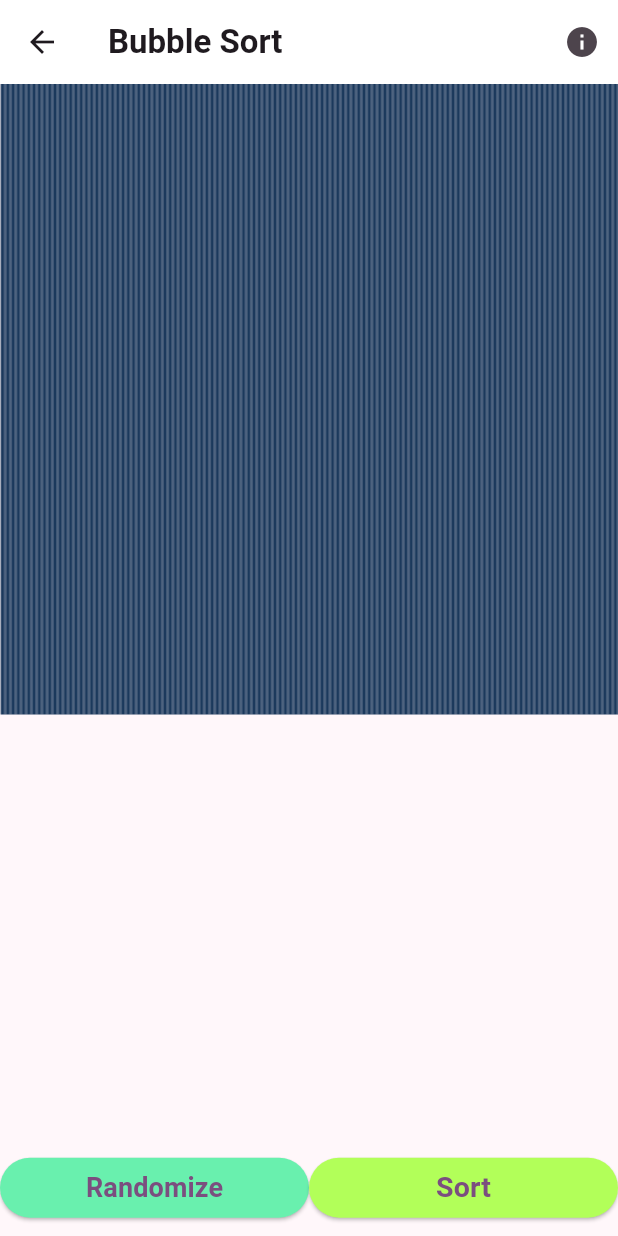
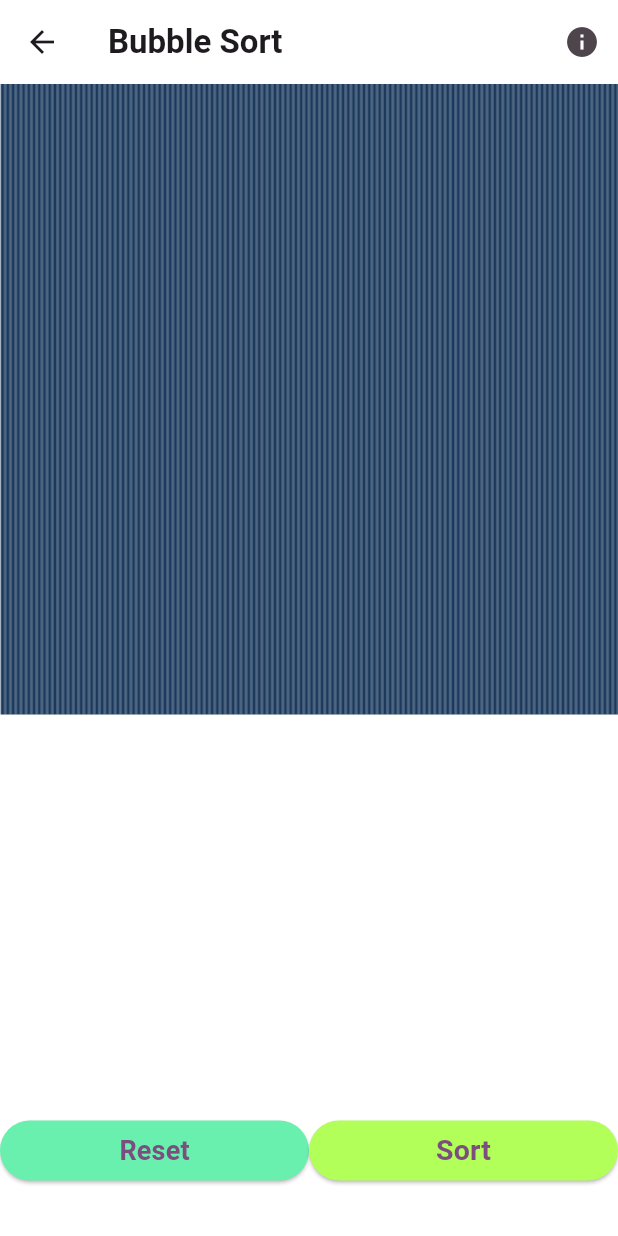
Before and after one commit to gitsak12/searchsort, a Flutter app: the screen it shows after launch, after a tap on "Bubble Sort", on a phone screen of 412 x 824 dp. Run offline on Flutter 3.47's test engine with Material 3 defaults, Android fonts, the phone set to English and light mode, and no system bars; our stand-ins replace flutter_markdown, flutter_riverpod, riverpod_annotation; generated files the repository leaves out were written again.

Commit message:
change background colour

```diff
--- a/lib/commons/sorting_markdown.dart
+++ b/lib/commons/sorting_markdown.dart
@@ -69,7 +69,7 @@ Insertion Sort is a simple and intuitive comparison-based sorting algorithm. It
 
 - **Worst-case time complexity:** \(O(n^2)\)
   - Occurs when the array is in reverse order.
-- **Average-case time complexity:** \(O(n^2^)\)
+- **Average-case time complexity:** \(O(n^2)\)
   - Occurs when elements are in jumbled order, and half of the elements are unsorted.
 - **Best-case time complexity:** \(O(n)\)
   - Occurs when the array is already sorted.
--- a/lib/main.dart
+++ b/lib/main.dart
@@ -6,7 +6,11 @@ import 'package:searchsort/pages/bubble_sort.dart';
 import 'package:searchsort/provider/sort_providers.dart';
 
 void main() {
-  runApp(ProviderScope(child: MyApp()));
+  runApp(
+    ProviderScope(
+      child: MyApp(),
+    ),
+  );
 }
 
 class MyApp extends StatelessWidget {
@@ -41,6 +45,7 @@ class Home extends ConsumerWidget {
     Size size = MediaQuery.of(context).size;
 
     return Scaffold(
+      backgroundColor: Colors.white,
       appBar: appBar('SearchSort'),
       body: SingleChildScrollView(
         child: Container(
--- a/lib/pages/binary_search.dart
+++ b/lib/pages/binary_search.dart
@@ -52,11 +52,11 @@ class _BinarySearchState extends ConsumerState<BinarySearch> {
 
   @override
   Widget build(BuildContext context) {
-
     searchName =
         ModalRoute.of(context)?.settings.arguments as Map<String, String>;
     final size = MediaQuery.of(context).size;
     return Scaffold(
+      backgroundColor: Colors.white,
       appBar: AppBar(
         backgroundColor: Colors.white,
         title: Text(
@@ -157,7 +157,7 @@ class _BinarySearchState extends ConsumerState<BinarySearch> {
       ),
       bottomNavigationBar: Container(
         margin: EdgeInsets.only(
-          bottom: size.height * 0.01,
+          bottom: size.height * 0.04,
         ),
         child: Row(
           children: [
--- a/lib/pages/bubble_sort.dart
+++ b/lib/pages/bubble_sort.dart
@@ -87,6 +87,7 @@ class _BubbleSortState extends ConsumerState<BubbleSort> {
     numbers = ref.watch(sortListProvider).myBars;
     int counter = 0;
     return Scaffold(
+      backgroundColor: Colors.white,
       appBar: AppBar(
         backgroundColor: Colors.white,
         title: Text(
@@ -130,7 +131,7 @@ class _BubbleSortState extends ConsumerState<BubbleSort> {
       ),
       bottomNavigationBar: Container(
         margin: EdgeInsets.only(
-          bottom: size.height * 0.01,
+          bottom: size.height * 0.04,
         ),
         child: Row(
           children: [
@@ -141,7 +142,7 @@ class _BubbleSortState extends ConsumerState<BubbleSort> {
                         WidgetStateProperty.all(Colors.greenAccent)),
                 onPressed: ref.read(sortListProvider.notifier).randomize,
                 child: const Text(
-                  'Randomize',
+                  'Reset',
                   style: TextStyle(fontWeight: FontWeight.bold, fontSize: 18),
                 ),
               ),
```
Also changed, not shown: lib/provider/search_providers.dart (+4 -4 lines).
